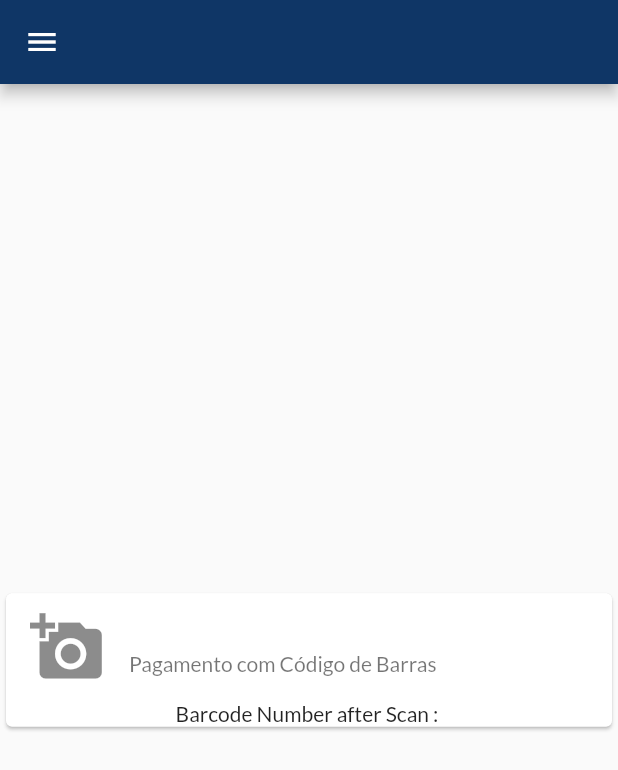
After one commit to brunoslsbrito/flutter-app-banking, a Flutter app: the ContainerPage screen opened directly, on a phone screen of 412 x 824 dp. The commit adds this screen. Shown: the top 770 px of the screen. Run offline on Flutter 3.47's test engine with Material 2 defaults, Android fonts, the phone set to English and light mode, and no system bars; our stand-ins replace datetime_picker_formfield, google_fonts; missing offline and left inert: barcode_scan.

Commit message:
Inclusao de feature de leitura de boleto

```diff
--- a/lib/main.dart
+++ b/lib/main.dart
@@ -1,7 +1,7 @@
 import 'package:flutter/material.dart';
 import 'package:google_fonts/google_fonts.dart';
 
-import 'src/welcomePage.dart';
+import 'src/pages/welcomePage.dart';
 
 void main() => runApp(MyApp());
 
--- /dev/null
+++ b/lib/src/pages/container.dart
@@ -0,0 +1,121 @@
+import 'package:barcode_scan/barcode_scan.dart';
+import 'package:flutter/material.dart';
+import 'package:flutter/services.dart';
+
+class ContainerPage extends StatefulWidget {
+  ContainerPage({Key key, this.title}) : super(key: key);
+
+  final String title;
+
+  @override
+  _ContainerPageState createState() => _ContainerPageState();
+}
+
+class _ContainerPageState extends State<ContainerPage> {
+  String barcode = "";
+
+  Widget _title() {
+    return Image.asset('assets/images/logo.png');
+  }
+
+  // Method for scanning barcode....
+  Future barcodeScanning() async {
+//imageSelectorGallery();
+
+    try {
+      String barcode = await BarcodeScanner.scan();
+      setState(() => this.barcode = barcode);
+    } on PlatformException catch (e) {
+      if (e.code == BarcodeScanner.CameraAccessDenied) {
+        setState(() {
+          this.barcode = 'No camera permission!';
+        });
+      } else {
+        setState(() => this.barcode = 'Unknown error: $e');
+      }
+    } on FormatException {
+      setState(() => this.barcode = 'Nothing captured.');
+    } catch (e) {
+      setState(() => this.barcode = 'Unknown error: $e');
+    }
+  }
+
+  _cardBarcode() {
+    return Card(
+      child: Column(
+        mainAxisSize: MainAxisSize.min,
+        children: <Widget>[
+          ListTile(
+            leading: Icon(Icons.add_a_photo, size: 50),
+            title: Text(''),
+            onTap: barcodeScanning,
+            subtitle: Text('Pagamento com Código de Barras'),
+          ),
+          new Text("Barcode Number after Scan : " + barcode),
+        ],
+      ),
+    );
+  }
+
+  @override
+  Widget build(BuildContext context) {
+    return Scaffold(
+      appBar: AppBar(
+        backgroundColor: Color(0xff0f3666),
+      ),
+      body: Center(
+          child: Row(
+        crossAxisAlignment: CrossAxisAlignment.center,
+        children: <Widget>[Expanded(child: _cardBarcode())],
+      )),
+      drawer: Drawer(
+        // Add a ListView to the drawer. This ensures the user can scroll
+        // through the options in the drawer if there isn't enough vertical
+        // space to fit everything.
+        child: ListView(
+          // Important: Remove any padding from the ListView.
+          padding: EdgeInsets.zero,
+          children: <Widget>[
+            DrawerHeader(
+              child: _title(),
+              decoration: BoxDecoration(
+                color: Colors.white,
+              ),
+            ),
+            ListTile(
+              title: Text('Bruno Brito',
+                  style:
+                      TextStyle(fontWeight: FontWeight.bold, fontSize: 15.0)),
+              subtitle: Text('bruno.brito@flexpag.com'),
+              onTap: () {
+                // Update the state of the app
+                // ...
+                // Then close the drawer
+                Navigator.pop(context);
+              },
+            ),
+            ListTile(
+              title: Text('Item 1'),
+              onTap: () {
+                // Update the state of the app
+                // ...
+                // Then close the drawer
+                Navigator.pop(context);
+              },
+            ),
+            ListTile(
+              title:
+                  Text('Sair', style: TextStyle(fontWeight: FontWeight.bold)),
+              onTap: () {
+                // Update the state of the app
+                // ...
+                // Then close the drawer
+                Navigator.pop(context);
+              },
+            ),
+          ],
+        ),
+      ),
+    );
+  }
+}
--- a/lib/src/forgotPassword.dart
+++ b/lib/src/pages/forgotPassword.dart
@@ -25,7 +25,7 @@ class _ForgotPasswordPageState extends State<ForgotPasswordPage> {
               padding: EdgeInsets.only(left: 0, top: 10, bottom: 10),
               child: Icon(Icons.keyboard_arrow_left, color: Colors.black),
             ),
-            Text('Back',
+            Text('Voltar',
                 style: TextStyle(fontSize: 12, fontWeight: FontWeight.w500))
           ],
         ),
--- a/lib/src/signup.dart
+++ b/lib/src/pages/signup.dart
@@ -1,5 +1,5 @@
 import 'package:datetime_picker_formfield/datetime_picker_formfield.dart';
-import 'package:flexpay/src/loginPage.dart';
+import 'package:flexpay/src/pages/loginPage.dart';
 import 'package:flutter/material.dart';
 import 'package:intl/intl.dart';
 
@@ -26,7 +26,7 @@ class _SignUpPageState extends State<SignUpPage> {
               padding: EdgeInsets.only(left: 0, top: 10, bottom: 10),
               child: Icon(Icons.keyboard_arrow_left, color: Colors.black),
             ),
-            Text('Back',
+            Text('Voltar',
                 style: TextStyle(fontSize: 12, fontWeight: FontWeight.w500))
           ],
         ),
--- a/lib/src/welcomePage.dart
+++ b/lib/src/pages/welcomePage.dart
@@ -1,7 +1,6 @@
 import 'package:flutter/material.dart';
-import 'package:flexpay/src/loginPage.dart';
-import 'package:flexpay/src/signup.dart';
-import 'package:google_fonts/google_fonts.dart';
+import 'package:flexpay/src/pages/loginPage.dart';
+import 'package:flexpay/src/pages/signup.dart';
 
 class WelcomePage extends StatefulWidget {
   WelcomePage({Key key, this.title}) : super(key: key);
--- /dev/null
+++ b/lib/src/util/consts.dart
@@ -0,0 +1,6 @@
+class Consts {
+  Consts._();
+
+  static const double padding = 16.0;
+  static const double avatarRadius = 66.0;
+}
--- a/pubspec.yaml
+++ b/pubspec.yaml
@@ -25,7 +25,10 @@ dependencies:
   cupertino_icons: ^0.1.2
   google_fonts: ^0.3.5
   datetime_picker_formfield: ^1.0.0
-
+  http: ^0.12.0+4
+  json_annotation: ^3.0.1
+  build_runner: ^1.7.4
+  barcode_scan: ^2.0.1
 
 dev_dependencies:
   flutter_test:
```
Also changed, not shown: lib/src/component/customDialog.dart (added, +98 -0 lines), lib/src/model/user.dart (added, +17 -0 lines), lib/src/pages/loginPage.dart (renamed from lib/src/loginPage.dart, +52 -9 lines), lib/src/service/authService.dart (added, +29 -0 lines), pubspec.lock, 13 other files.
